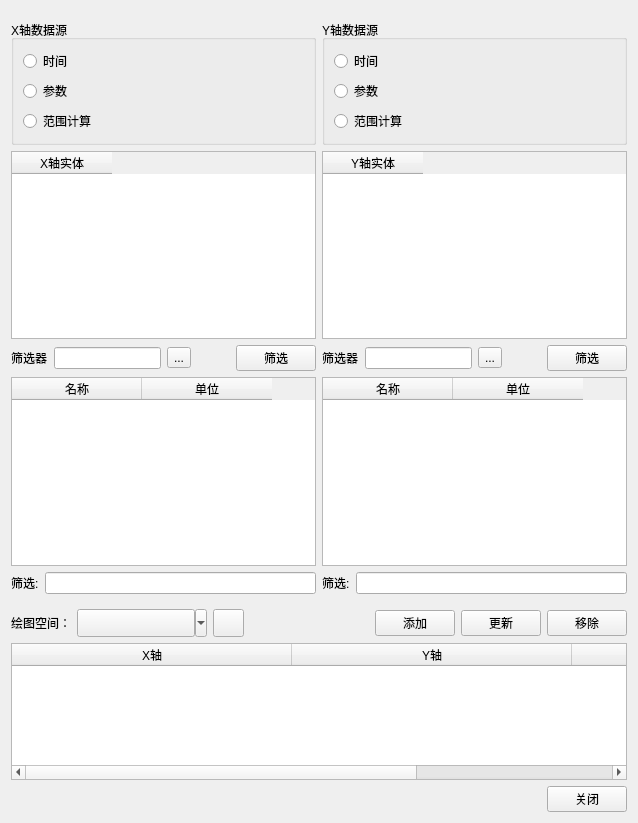
Qt form AddPlotPair.ui (whatudone/plotxy) before a commit.
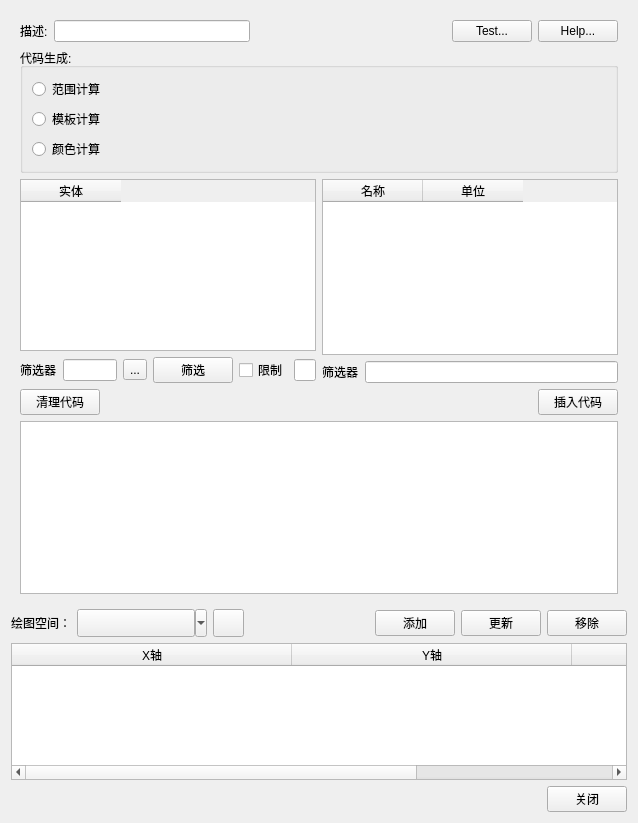
The same form after that commit.

What changed in the file:
```diff
--- a/AddPlotPair.ui
+++ b/AddPlotPair.ui
@@ -17,7 +17,7 @@
    <item>
     <widget class="QStackedWidget" name="stackedWidget">
      <property name="currentIndex">
-      <number>1</number>
+      <number>4</number>
      </property>
      <widget class="QWidget" name="page">
       <layout class="QVBoxLayout" name="verticalLayout_6">
@@ -1023,6 +1023,202 @@
        </item>
       </layout>
      </widget>
+     <widget class="QWidget" name="page_7">
+      <layout class="QVBoxLayout" name="verticalLayout_16">
+       <item>
+        <layout class="QHBoxLayout" name="horizontalLayout_35">
+         <item>
+          <widget class="QLabel" name="label_17">
+           <property name="text">
+            <string>描述:</string>
+           </property>
+          </widget>
+         </item>
+         <item>
+          <widget class="QLineEdit" name="lineEdit_9"/>
+         </item>
+         <item>
+          <spacer name="horizontalSpacer_21">
+           <property name="orientation">
+            <enum>Qt::Horizontal</enum>
+           </property>
+           <property name="sizeHint" stdset="0">
+            <size>
+             <width>40</width>
+             <height>20</height>
+            </size>
+           </property>
+          </spacer>
+         </item>
+         <item>
+          <widget class="QPushButton" name="pushButton">
+           <property name="text">
+            <string>Test...</string>
+           </property>
+          </widget>
+         </item>
+         <item>
+          <widget class="QPushButton" name="pushButton_2">
+           <property name="text">
+            <string>Help...</string>
+           </property>
+          </widget>
+         </item>
+        </layout>
+       </item>
+       <item>
+        <widget class="QGroupBox" name="groupBox_7">
+         <property name="title">
+          <string>代码生成:</string>
+         </property>
+         <layout class="QVBoxLayout" name="verticalLayout_13">
+          <item>
+           <widget class="QRadioButton" name="radioButton_11">
+            <property name="text">
+             <string>范围计算</string>
+            </property>
+           </widget>
+          </item>
+          <item>
+           <widget class="QRadioButton" name="radioButton_13">
+            <property name="text">
+             <string>模板计算</string>
+            </property>
+           </widget>
+          </item>
+          <item>
+           <widget class="QRadioButton" name="radioButton_14">
+            <property name="text">
+             <string>颜色计算</string>
+            </property>
+           </widget>
+          </item>
+         </layout>
+        </widget>
+       </item>
+       <item>
+        <layout class="QHBoxLayout" name="horizontalLayout_38" stretch="1,1">
+         <item>
+          <layout class="QVBoxLayout" name="verticalLayout_14">
+           <item>
+            <widget class="QTableWidget" name="tableWidget_Entity_5">
+             <column>
+              <property name="text">
+               <string>实体</string>
+              </property>
+             </column>
+            </widget>
+           </item>
+           <item>
+            <layout class="QHBoxLayout" name="horizontalLayout_37" stretch="1,3,1,1,1,1">
+             <item>
+              <widget class="QLabel" name="label_18">
+               <property name="text">
+                <string>筛选器</string>
+               </property>
+              </widget>
+             </item>
+             <item>
+              <widget class="QLineEdit" name="lineEdit_10"/>
+             </item>
+             <item>
+              <widget class="QToolButton" name="toolButton_5">
+               <property name="text">
+                <string>...</string>
+               </property>
+              </widget>
+             </item>
+             <item>
+              <widget class="QPushButton" name="pushButton_3">
+               <property name="text">
+                <string>筛选</string>
+               </property>
+              </widget>
+             </item>
+             <item>
+              <widget class="QCheckBox" name="checkBox">
+               <property name="text">
+                <string>限制</string>
+               </property>
+              </widget>
+             </item>
+             <item>
+              <widget class="QLineEdit" name="lineEdit_11"/>
+             </item>
+            </layout>
+           </item>
+          </layout>
+         </item>
+         <item>
+          <layout class="QVBoxLayout" name="verticalLayout_15">
+           <item>
+            <widget class="QTableWidget" name="tableWidget_nameUnits_5">
+             <column>
+              <property name="text">
+               <string>名称</string>
+              </property>
+             </column>
+             <column>
+              <property name="text">
+               <string>单位</string>
+              </property>
+             </column>
+            </widget>
+           </item>
+           <item>
+            <layout class="QHBoxLayout" name="horizontalLayout_36">
+             <item>
+              <widget class="QLabel" name="label_19">
+               <property name="text">
+                <string>筛选器</string>
+               </property>
+              </widget>
+             </item>
+             <item>
+              <widget class="QLineEdit" name="lineEdit_12"/>
+             </item>
+            </layout>
+           </item>
+          </layout>
+         </item>
+        </layout>
+       </item>
+       <item>
+        <layout class="QHBoxLayout" name="horizontalLayout_39">
+         <item>
+          <widget class="QPushButton" name="pushButton_6">
+           <property name="text">
+            <string>清理代码</string>
+           </property>
+          </widget>
+         </item>
+         <item>
+          <spacer name="horizontalSpacer_22">
+           <property name="orientation">
+            <enum>Qt::Horizontal</enum>
+           </property>
+           <property name="sizeHint" stdset="0">
+            <size>
+             <width>40</width>
+             <height>20</height>
+            </size>
+           </property>
+          </spacer>
+         </item>
+         <item>
+          <widget class="QPushButton" name="pushButton_9">
+           <property name="text">
+            <string>插入代码</string>
+           </property>
+          </widget>
+         </item>
+        </layout>
+       </item>
+       <item>
+        <widget class="QTextEdit" name="textEdit_lightCode"/>
+       </item>
+      </layout>
+     </widget>
     </widget>
    </item>
    <item>
```
